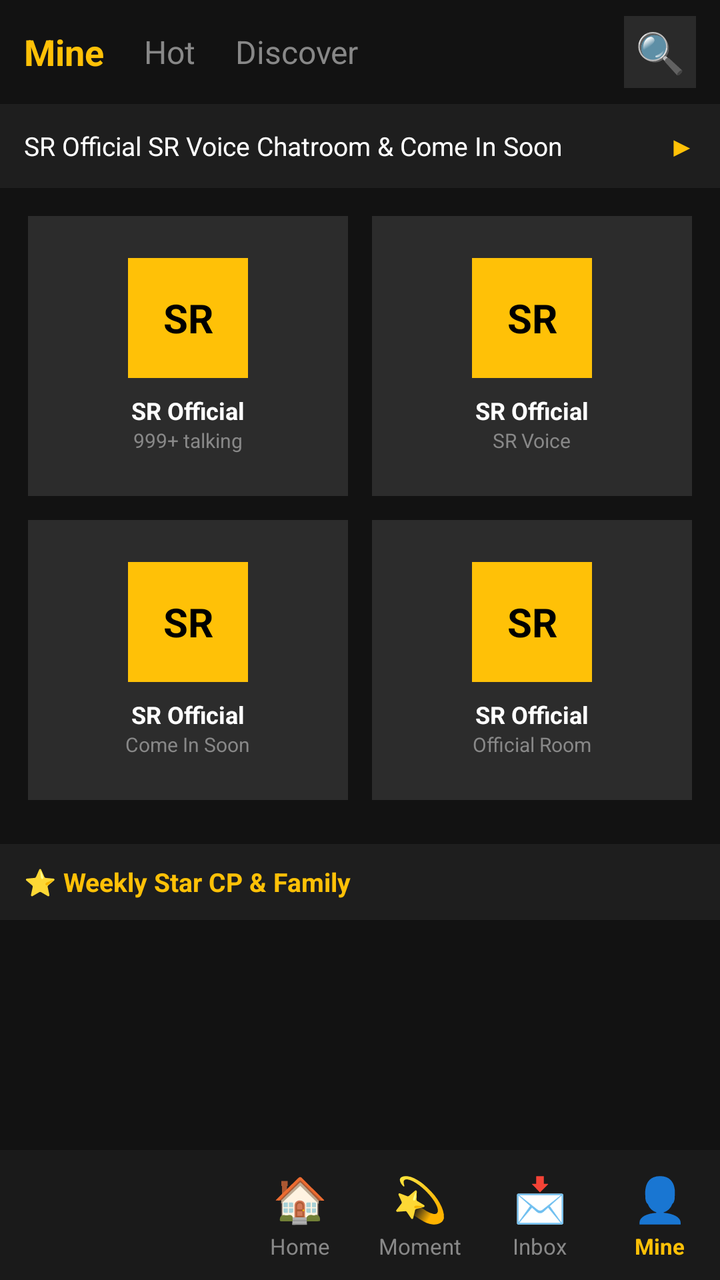
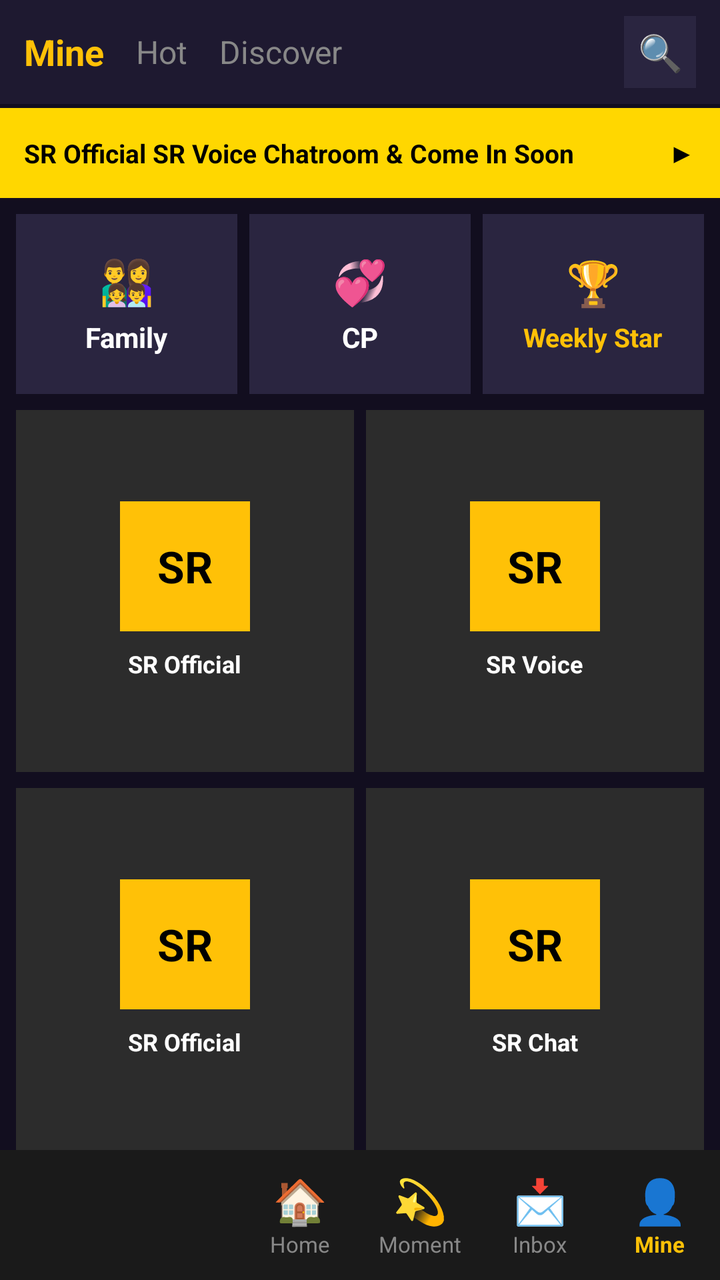

Before-and-after screenshots of an Android layout around one commit, followed by the original layout XML and the change that was made.
<!-- AndroidManifest.xml: application theme Theme.SRVoiceChat -->
<!-- res/layout/activity_home.xml -->
<?xml version="1.0" encoding="utf-8"?>
<RelativeLayout xmlns:android="http://schemas.android.com/apk/res/android"
    android:layout_width="match_parent"
    android:layout_height="match_parent"
    android:background="#121212">

    
    <LinearLayout
        android:id="@+id/topBar"
        android:layout_width="match_parent"
        android:layout_height="52dp"
        android:orientation="horizontal"
        android:background="#121212"
        android:gravity="center_vertical"
        android:paddingHorizontal="12dp">

        <TextView android:layout_width="wrap_content" android:layout_height="wrap_content" android:text="Mine" android:textColor="#FFC107" android:textStyle="bold" android:textSize="18sp" android:layout_marginEnd="20dp"/>
        <TextView android:layout_width="wrap_content" android:layout_height="wrap_content" android:text="Hot" android:textColor="#888888" android:textSize="16sp" android:layout_marginEnd="20dp"/>
        <TextView android:layout_width="wrap_content" android:layout_height="wrap_content" android:text="Discover" android:textColor="#888888" android:textSize="16sp"/>
        <View android:layout_width="0dp" android:layout_weight="1" android:layout_height="1dp"/>
        <TextView android:id="@+id/btnSearch" android:layout_width="36dp" android:layout_height="36dp" android:text="🔍" android:textSize="20sp" android:gravity="center" android:background="#2A2A2A" android:layout_marginStart="8dp"/>

    </LinearLayout>

    
    <LinearLayout
        android:id="@+id/bannerTop"
        android:layout_width="match_parent"
        android:layout_height="42dp"
        android:layout_below="@id/topBar"
        android:orientation="horizontal"
        android:background="#1E1E1E"
        android:gravity="center_vertical"
        android:paddingHorizontal="12dp">

        <TextView android:layout_width="0dp" android:layout_weight="1" android:layout_height="wrap_content" android:text="SR Official SR Voice Chatroom &amp; Come In Soon" android:textColor="#FFFFFF" android:textSize="13sp" android:singleLine="true" android:ellipsize="marquee"/>
        <TextView android:layout_width="wrap_content" android:layout_height="wrap_content" android:text="▶" android:textColor="#FFC107" android:textSize="14sp" android:layout_marginStart="8dp"/>

    </LinearLayout>

    
    <GridLayout
        android:id="@+id/gridRooms"
        android:layout_width="match_parent"
        android:layout_height="wrap_content"
        android:layout_below="@id/bannerTop"
        android:columnCount="2"
        android:rowCount="2"
        android:padding="8dp">

        
        <LinearLayout android:layout_width="0dp" android:layout_height="140dp" android:layout_columnWeight="1" android:layout_rowWeight="1" android:orientation="vertical" android:background="#2C2C2C" android:layout_margin="6dp" android:gravity="center" android:padding="8dp">
            <TextView android:layout_width="60dp" android:layout_height="60dp" android:text="SR" android:background="#FFC107" android:gravity="center" android:textStyle="bold" android:textSize="20sp" android:textColor="#000"/>
            <TextView android:layout_width="wrap_content" android:layout_height="wrap_content" android:text="SR Official" android:textColor="#FFFFFF" android:textSize="12sp" android:layout_marginTop="8dp" android:textStyle="bold"/>
            <TextView android:layout_width="wrap_content" android:layout_height="wrap_content" android:text="999+ talking" android:textColor="#888888" android:textSize="10sp"/>
        </LinearLayout>

        
        <LinearLayout android:layout_width="0dp" android:layout_height="140dp" android:layout_columnWeight="1" android:layout_rowWeight="1" android:orientation="vertical" android:background="#2C2C2C" android:layout_margin="6dp" android:gravity="center" android:padding="8dp">
            <TextView android:layout_width="60dp" android:layout_height="60dp" android:text="SR" android:background="#FFC107" android:gravity="center" android:textStyle="bold" android:textSize="20sp" android:textColor="#000"/>
            <TextView android:layout_width="wrap_content" android:layout_height="wrap_content" android:text="SR Official" android:textColor="#FFFFFF" android:textSize="12sp" android:layout_marginTop="8dp" android:textStyle="bold"/>
            <TextView android:layout_width="wrap_content" android:layout_height="wrap_content" android:text="SR Voice" android:textColor="#888888" android:textSize="10sp"/>
        </LinearLayout>

        
        <LinearLayout android:layout_width="0dp" android:layout_height="140dp" android:layout_columnWeight="1" android:layout_rowWeight="1" android:orientation="vertical" android:background="#2C2C2C" android:layout_margin="6dp" android:gravity="center" android:padding="8dp">
            <TextView android:layout_width="60dp" android:layout_height="60dp" android:text="SR" android:background="#FFC107" android:gravity="center" android:textStyle="bold" android:textSize="20sp" android:textColor="#000"/>
            <TextView android:layout_width="wrap_content" android:layout_height="wrap_content" android:text="SR Official" android:textColor="#FFFFFF" android:textSize="12sp" android:layout_marginTop="8dp" android:textStyle="bold"/>
            <TextView android:layout_width="wrap_content" android:layout_height="wrap_content" android:text="Come In Soon" android:textColor="#888888" android:textSize="10sp"/>
        </LinearLayout>

        
        <LinearLayout android:layout_width="0dp" android:layout_height="140dp" android:layout_columnWeight="1" android:layout_rowWeight="1" android:orientation="vertical" android:background="#2C2C2C" android:layout_margin="6dp" android:gravity="center" android:padding="8dp">
            <TextView android:layout_width="60dp" android:layout_height="60dp" android:text="SR" android:background="#FFC107" android:gravity="center" android:textStyle="bold" android:textSize="20sp" android:textColor="#000"/>
            <TextView android:layout_width="wrap_content" android:layout_height="wrap_content" android:text="SR Official" android:textColor="#FFFFFF" android:textSize="12sp" android:layout_marginTop="8dp" android:textStyle="bold"/>
            <TextView android:layout_width="wrap_content" android:layout_height="wrap_content" android:text="Official Room" android:textColor="#888888" android:textSize="10sp"/>
        </LinearLayout>

    </GridLayout>

    
    <LinearLayout
        android:id="@+id/bannerWeekly"
        android:layout_width="match_parent"
        android:layout_height="38dp"
        android:layout_below="@id/gridRooms"
        android:background="#1E1E1E"
        android:gravity="center_vertical"
        android:paddingHorizontal="12dp"
        android:layout_marginTop="8dp">
        <TextView android:layout_width="wrap_content" android:layout_height="wrap_content" android:text="⭐ Weekly Star CP &amp; Family" android:textColor="#FFC107" android:textSize="13sp" android:textStyle="bold"/>
    </LinearLayout>

    
    <LinearLayout
        android:id="@+id/bottomNav"
        android:layout_width="match_parent"
        android:layout_height="65dp"
        android:layout_alignParentBottom="true"
        android:orientation="horizontal"
        android:background="#1A1A1A"
        android:gravity="center_vertical">

        <View android:layout_width="0dp" android:layout_weight="1" android:layout_height="1dp"/>

        <LinearLayout android:layout_width="60dp" android:layout_height="match_parent" android:orientation="vertical" android:gravity="center">
            <TextView android:layout_width="wrap_content" android:layout_height="wrap_content" android:text="🏠" android:textSize="22sp"/>
            <TextView android:layout_width="wrap_content" android:layout_height="wrap_content" android:text="Home" android:textColor="#888888" android:textSize="11sp" android:layout_marginTop="2dp"/>
        </LinearLayout>

        <LinearLayout android:layout_width="60dp" android:layout_height="match_parent" android:orientation="vertical" android:gravity="center">
            <TextView android:layout_width="wrap_content" android:layout_height="wrap_content" android:text="💫" android:textSize="22sp"/>
            <TextView android:layout_width="wrap_content" android:layout_height="wrap_content" android:text="Moment" android:textColor="#888888" android:textSize="11sp" android:layout_marginTop="2dp"/>
        </LinearLayout>

        <LinearLayout android:layout_width="60dp" android:layout_height="match_parent" android:orientation="vertical" android:gravity="center">
            <TextView android:layout_width="wrap_content" android:layout_height="wrap_content" android:text="📩" android:textSize="22sp"/>
            <TextView android:layout_width="wrap_content" android:layout_height="wrap_content" android:text="Inbox" android:textColor="#888888" android:textSize="11sp" android:layout_marginTop="2dp"/>
        </LinearLayout>

        <LinearLayout android:layout_width="60dp" android:layout_height="match_parent" android:orientation="vertical" android:gravity="center">
            <TextView android:layout_width="wrap_content" android:layout_height="wrap_content" android:text="👤" android:textSize="22sp"/>
            <TextView android:layout_width="wrap_content" android:layout_height="wrap_content" android:text="Mine" android:textColor="#FFC107" android:textSize="11sp" android:textStyle="bold" android:layout_marginTop="2dp"/>
        </LinearLayout>

    </LinearLayout>

</RelativeLayout>
<!-- resources referenced by this layout -->
<resources>
  <style name="Theme.SRVoiceChat" parent="Theme.Material3.DayNight.NoActionBar">
          <item name="colorPrimary">#FF4081</item>
          <item name="android:statusBarColor">#FF4081</item>
          <item name="android:windowLightStatusBar">true</item>
      </style>
</resources>

<!-- the commit's change to res/layout/activity_home.xml (unified diff, before → after) -->
@@ -1,128 +1,71 @@
 <?xml version="1.0" encoding="utf-8"?>
-<RelativeLayout xmlns:android="http://schemas.android.com/apk/res/android"
+<LinearLayout xmlns:android="http://schemas.android.com/apk/res/android"
     android:layout_width="match_parent"
     android:layout_height="match_parent"
-    android:background="#121212">
+    android:orientation="vertical"
+    android:background="#120E1F">
 
     
-    <LinearLayout
-        android:id="@+id/topBar"
-        android:layout_width="match_parent"
-        android:layout_height="52dp"
-        android:orientation="horizontal"
-        android:background="#121212"
-        android:gravity="center_vertical"
-        android:paddingHorizontal="12dp">
-
-        <TextView android:layout_width="wrap_content" android:layout_height="wrap_content" android:text="Mine" android:textColor="#FFC107" android:textStyle="bold" android:textSize="18sp" android:layout_marginEnd="20dp"/>
-        <TextView android:layout_width="wrap_content" android:layout_height="wrap_content" android:text="Hot" android:textColor="#888888" android:textSize="16sp" android:layout_marginEnd="20dp"/>
+    <LinearLayout android:layout_width="match_parent" android:layout_height="52dp" android:orientation="horizontal" android:background="#1E1930" android:gravity="center_vertical" android:paddingLeft="12dp" android:paddingRight="12dp">
+        <TextView android:layout_width="wrap_content" android:layout_height="wrap_content" android:text="Mine" android:textColor="#FFC107" android:textStyle="bold" android:textSize="18sp" android:layout_marginRight="16dp"/>
+        <TextView android:layout_width="wrap_content" android:layout_height="wrap_content" android:text="Hot" android:textColor="#888888" android:textSize="16sp" android:layout_marginRight="16dp"/>
         <TextView android:layout_width="wrap_content" android:layout_height="wrap_content" android:text="Discover" android:textColor="#888888" android:textSize="16sp"/>
         <View android:layout_width="0dp" android:layout_weight="1" android:layout_height="1dp"/>
-        <TextView android:id="@+id/btnSearch" android:layout_width="36dp" android:layout_height="36dp" android:text="🔍" android:textSize="20sp" android:gravity="center" android:background="#2A2A2A" android:layout_marginStart="8dp"/>
-
+        <TextView android:id="@+id/btnSearch" android:layout_width="36dp" android:layout_height="36dp" android:text="🔍" android:gravity="center" android:background="#2A2540" android:textSize="18sp"/>
     </LinearLayout>
 
     
-    <LinearLayout
-        android:id="@+id/bannerTop"
-        android:layout_width="match_parent"
-        android:layout_height="42dp"
-        android:layout_below="@id/topBar"
-        android:orientation="horizontal"
-        android:background="#1E1E1E"
-        android:gravity="center_vertical"
-        android:paddingHorizontal="12dp">
-
-        <TextView android:layout_width="0dp" android:layout_weight="1" android:layout_height="wrap_content" android:text="SR Official SR Voice Chatroom &amp; Come In Soon" android:textColor="#FFFFFF" android:textSize="13sp" android:singleLine="true" android:ellipsize="marquee"/>
-        <TextView android:layout_width="wrap_content" android:layout_height="wrap_content" android:text="▶" android:textColor="#FFC107" android:textSize="14sp" android:layout_marginStart="8dp"/>
-
+    <LinearLayout android:layout_width="match_parent" android:layout_height="45dp" android:orientation="horizontal" android:background="#FFD700" android:gravity="center_vertical" android:paddingLeft="12dp" android:paddingRight="12dp" android:layout_marginTop="2dp">
+        <TextView android:layout_width="0dp" android:layout_weight="1" android:layout_height="wrap_content" android:text="SR Official SR Voice Chatroom &amp; Come In Soon" android:textColor="#000000" android:textStyle="bold" android:textSize="13sp"/>
+        <TextView android:layout_width="wrap_content" android:layout_height="wrap_content" android:text="▶" android:textColor="#000000"/>
     </LinearLayout>
 
     
-    <GridLayout
-        android:id="@+id/gridRooms"
-        android:layout_width="match_parent"
-        android:layout_height="wrap_content"
-        android:layout_below="@id/bannerTop"
-        android:columnCount="2"
-        android:rowCount="2"
-        android:padding="8dp">
-
-        
-        <LinearLayout android:layout_width="0dp" android:layout_height="140dp" android:layout_columnWeight="1" android:layout_rowWeight="1" android:orientation="vertical" android:background="#2C2C2C" android:layout_margin="6dp" android:gravity="center" android:padding="8dp">
-            <TextView android:layout_width="60dp" android:layout_height="60dp" android:text="SR" android:background="#FFC107" android:gravity="center" android:textStyle="bold" android:textSize="20sp" android:textColor="#000"/>
-            <TextView android:layout_width="wrap_content" android:layout_height="wrap_content" android:text="SR Official" android:textColor="#FFFFFF" android:textSize="12sp" android:layout_marginTop="8dp" android:textStyle="bold"/>
-            <TextView android:layout_width="wrap_content" android:layout_height="wrap_content" android:text="999+ talking" android:textColor="#888888" android:textSize="10sp"/>
+    <LinearLayout android:layout_width="match_parent" android:layout_height="90dp" android:orientation="horizontal" android:layout_marginTop="8dp" android:paddingLeft="8dp" android:paddingRight="8dp">
+        <LinearLayout android:layout_width="0dp" android:layout_weight="1" android:layout_height="match_parent" android:orientation="vertical" android:background="#2A2540" android:gravity="center" android:layout_marginRight="6dp">
+            <TextView android:layout_width="wrap_content" android:layout_height="wrap_content" android:text="👨‍👩‍👧‍👦" android:textSize="22sp"/>
+            <TextView android:layout_width="wrap_content" android:layout_height="wrap_content" android:text="Family" android:textColor="#FFFFFF" android:textStyle="bold" android:textSize="14sp" android:layout_marginTop="4dp"/>
         </LinearLayout>
-
-        
-        <LinearLayout android:layout_width="0dp" android:layout_height="140dp" android:layout_columnWeight="1" android:layout_rowWeight="1" android:orientation="vertical" android:background="#2C2C2C" android:layout_margin="6dp" android:gravity="center" android:padding="8dp">
-            <TextView android:layout_width="60dp" android:layout_height="60dp" android:text="SR" android:background="#FFC107" android:gravity="center" android:textStyle="bold" android:textSize="20sp" android:textColor="#000"/>
-            <TextView android:layout_width="wrap_content" android:layout_height="wrap_content" android:text="SR Official" android:textColor="#FFFFFF" android:textSize="12sp" android:layout_marginTop="8dp" android:textStyle="bold"/>
-            <TextView android:layout_width="wrap_content" android:layout_height="wrap_content" android:text="SR Voice" android:textColor="#888888" android:textSize="10sp"/>
+        <LinearLayout android:layout_width="0dp" android:layout_weight="1" android:layout_height="match_parent" android:orientation="vertical" android:background="#2A2540" android:gravity="center" android:layout_marginRight="6dp">
+            <TextView android:layout_width="wrap_content" android:layout_height="wrap_content" android:text="💞" android:textSize="22sp"/>
+            <TextView android:layout_width="wrap_content" android:layout_height="wrap_content" android:text="CP" android:textColor="#FFFFFF" android:textStyle="bold" android:textSize="14sp" android:layout_marginTop="4dp"/>
         </LinearLayout>
-
-        
-        <LinearLayout android:layout_width="0dp" android:layout_height="140dp" android:layout_columnWeight="1" android:layout_rowWeight="1" android:orientation="vertical" android:background="#2C2C2C" android:layout_margin="6dp" android:gravity="center" android:padding="8dp">
-            <TextView android:layout_width="60dp" android:layout_height="60dp" android:text="SR" android:background="#FFC107" android:gravity="center" android:textStyle="bold" android:textSize="20sp" android:textColor="#000"/>
-            <TextView android:layout_width="wrap_content" android:layout_height="wrap_content" android:text="SR Official" android:textColor="#FFFFFF" android:textSize="12sp" android:layout_marginTop="8dp" android:textStyle="bold"/>
-            <TextView android:layout_width="wrap_content" android:layout_height="wrap_content" android:text="Come In Soon" android:textColor="#888888" android:textSize="10sp"/>
+        <LinearLayout android:layout_width="0dp" android:layout_weight="1" android:layout_height="match_parent" android:orientation="vertical" android:background="#2A2540" android:gravity="center">
+            <TextView android:layout_width="wrap_content" android:layout_height="wrap_content" android:text="🏆" android:textSize="22sp"/>
+            <TextView android:layout_width="wrap_content" android:layout_height="wrap_content" android:text="Weekly Star" android:textColor="#FFC107" android:textStyle="bold" android:textSize="13sp" android:layout_marginTop="4dp"/>
         </LinearLayout>
-
-        
-        <LinearLayout android:layout_width="0dp" android:layout_height="140dp" android:layout_columnWeight="1" android:layout_rowWeight="1" android:orientation="vertical" android:background="#2C2C2C" android:layout_margin="6dp" android:gravity="center" android:padding="8dp">
-            <TextView android:layout_width="60dp" android:layout_height="60dp" android:text="SR" android:background="#FFC107" android:gravity="center" android:textStyle="bold" android:textSize="20sp" android:textColor="#000"/>
-            <TextView android:layout_width="wrap_content" android:layout_height="wrap_content" android:text="SR Official" android:textColor="#FFFFFF" android:textSize="12sp" android:layout_marginTop="8dp" android:textStyle="bold"/>
-            <TextView android:layout_width="wrap_content" android:layout_height="wrap_content" android:text="Official Room" android:textColor="#888888" android:textSize="10sp"/>
-        </LinearLayout>
-
-    </GridLayout>
-
-    
-    <LinearLayout
-        android:id="@+id/bannerWeekly"
-        android:layout_width="match_parent"
-        android:layout_height="38dp"
-        android:layout_below="@id/gridRooms"
-        android:background="#1E1E1E"
-        android:gravity="center_vertical"
-        android:paddingHorizontal="12dp"
-        android:layout_marginTop="8dp">
-        <TextView android:layout_width="wrap_content" android:layout_height="wrap_content" android:text="⭐ Weekly Star CP &amp; Family" android:textColor="#FFC107" android:textSize="13sp" android:textStyle="bold"/>
     </LinearLayout>
 
     
-    <LinearLayout
-        android:id="@+id/bottomNav"
-        android:layout_width="match_parent"
-        android:layout_height="65dp"
-        android:layout_alignParentBottom="true"
-        android:orientation="horizontal"
-        android:background="#1A1A1A"
-        android:gravity="center_vertical">
-
-        <View android:layout_width="0dp" android:layout_weight="1" android:layout_height="1dp"/>
-
-        <LinearLayout android:layout_width="60dp" android:layout_height="match_parent" android:orientation="vertical" android:gravity="center">
-            <TextView android:layout_width="wrap_content" android:layout_height="wrap_content" android:text="🏠" android:textSize="22sp"/>
-            <TextView android:layout_width="wrap_content" android:layout_height="wrap_content" android:text="Home" android:textColor="#888888" android:textSize="11sp" android:layout_marginTop="2dp"/>
+    <LinearLayout android:layout_width="match_parent" android:layout_height="0dp" android:layout_weight="1" android:orientation="vertical" android:paddingLeft="8dp" android:paddingRight="8dp" android:layout_marginTop="8dp">
+        <LinearLayout android:layout_width="match_parent" android:layout_height="0dp" android:layout_weight="1" android:orientation="horizontal" android:layout_marginBottom="8dp">
+            <LinearLayout android:id="@+id/room1" android:layout_width="0dp" android:layout_weight="1" android:layout_height="match_parent" android:orientation="vertical" android:background="#2C2C2C" android:gravity="center" android:layout_marginRight="6dp" android:paddingTop="10dp" android:paddingBottom="10dp">
+                <TextView android:layout_width="65dp" android:layout_height="65dp" android:text="SR" android:background="#FFC107" android:gravity="center" android:textStyle="bold" android:textSize="22sp" android:textColor="#000000"/>
+                <TextView android:layout_width="wrap_content" android:layout_height="wrap_content" android:text="SR Official" android:textColor="#FFFFFF" android:textStyle="bold" android:textSize="12sp" android:layout_marginTop="8dp"/>
+            </LinearLayout>
+            <LinearLayout android:id="@+id/room2" android:layout_width="0dp" android:layout_weight="1" android:layout_height="match_parent" android:orientation="vertical" android:background="#2C2C2C" android:gravity="center" android:paddingTop="10dp" android:paddingBottom="10dp">
+                <TextView android:layout_width="65dp" android:layout_height="65dp" android:text="SR" android:background="#FFC107" android:gravity="center" android:textStyle="bold" android:textSize="22sp" android:textColor="#000000"/>
+                <TextView android:layout_width="wrap_content" android:layout_height="wrap_content" android:text="SR Voice" android:textColor="#FFFFFF" android:textStyle="bold" android:textSize="12sp" android:layout_marginTop="8dp"/>
+            </LinearLayout>
         </LinearLayout>
-
-        <LinearLayout android:layout_width="60dp" android:layout_height="match_parent" android:orientation="vertical" android:gravity="center">
-            <TextView android:layout_width="wrap_content" android:layout_height="wrap_content" android:text="💫" android:textSize="22sp"/>
-            <TextView android:layout_width="wrap_content" android:layout_height="wrap_content" android:text="Moment" android:textColor="#888888" android:textSize="11sp" android:layout_marginTop="2dp"/>
+        <LinearLayout android:layout_width="match_parent" android:layout_height="0dp" android:layout_weight="1" android:orientation="horizontal">
+            <LinearLayout android:id="@+id/room3" android:layout_width="0dp" android:layout_weight="1" android:layout_height="match_parent" android:orientation="vertical" android:background="#2C2C2C" android:gravity="center" android:layout_marginRight="6dp" android:paddingTop="10dp" android:paddingBottom="10dp">
+                <TextView android:layout_width="65dp" android:layout_height="65dp" android:text="SR" android:background="#FFC107" android:gravity="center" android:textStyle="bold" android:textSize="22sp" android:textColor="#000000"/>
+                <TextView android:layout_width="wrap_content" android:layout_height="wrap_content" android:text="SR Official" android:textColor="#FFFFFF" android:textStyle="bold" android:textSize="12sp" android:layout_marginTop="8dp"/>
+            </LinearLayout>
+            <LinearLayout android:id="@+id/room4" android:layout_width="0dp" android:layout_weight="1" android:layout_height="match_parent" android:orientation="vertical" android:background="#2C2C2C" android:gravity="center" android:paddingTop="10dp" android:paddingBottom="10dp">
+                <TextView android:layout_width="65dp" android:layout_height="65dp" android:text="SR" android:background="#FFC107" android:gravity="center" android:textStyle="bold" android:textSize="22sp" android:textColor="#000000"/>
+                <TextView android:layout_width="wrap_content" android:layout_height="wrap_content" android:text="SR Chat" android:textColor="#FFFFFF" android:textStyle="bold" android:textSize="12sp" android:layout_marginTop="8dp"/>
+            </LinearLayout>
         </LinearLayout>
-
-        <LinearLayout android:layout_width="60dp" android:layout_height="match_parent" android:orientation="vertical" android:gravity="center">
-            <TextView android:layout_width="wrap_content" android:layout_height="wrap_content" android:text="📩" android:textSize="22sp"/>
-            <TextView android:layout_width="wrap_content" android:layout_height="wrap_content" android:text="Inbox" android:textColor="#888888" android:textSize="11sp" android:layout_marginTop="2dp"/>
-        </LinearLayout>
-
-        <LinearLayout android:layout_width="60dp" android:layout_height="match_parent" android:orientation="vertical" android:gravity="center">
-            <TextView android:layout_width="wrap_content" android:layout_height="wrap_content" android:text="👤" android:textSize="22sp"/>
-            <TextView android:layout_width="wrap_content" android:layout_height="wrap_content" android:text="Mine" android:textColor="#FFC107" android:textSize="11sp" android:textStyle="bold" android:layout_marginTop="2dp"/>
-        </LinearLayout>
-
     </LinearLayout>
 
-</RelativeLayout>
+    
+    <LinearLayout android:layout_width="match_parent" android:layout_height="65dp" android:orientation="horizontal" android:background="#1A1A1A" android:gravity="center_vertical">
+        <View android:layout_width="0dp" android:layout_weight="1" android:layout_height="1dp"/>
+        <LinearLayout android:layout_width="60dp" android:layout_height="match_parent" android:orientation="vertical" android:gravity="center"><TextView android:layout_width="wrap_content" android:layout_height="wrap_content" android:text="🏠" android:textSize="22sp"/><TextView android:layout_width="wrap_content" android:layout_height="wrap_content" android:text="Home" android:textColor="#888888" android:textSize="11sp"/></LinearLayout>
+        <LinearLayout android:layout_width="60dp" android:layout_height="match_parent" android:orientation="vertical" android:gravity="center"><TextView android:layout_width="wrap_content" android:layout_height="wrap_content" android:text="💫" android:textSize="22sp"/><TextView android:layout_width="wrap_content" android:layout_height="wrap_content" android:text="Moment" android:textColor="#888888" android:textSize="11sp"/></LinearLayout>
+        <LinearLayout android:layout_width="60dp" android:layout_height="match_parent" android:orientation="vertical" android:gravity="center"><TextView android:layout_width="wrap_content" android:layout_height="wrap_content" android:text="📩" android:textSize="22sp"/><TextView android:layout_width="wrap_content" android:layout_height="wrap_content" android:text="Inbox" android:textColor="#888888" android:textSize="11sp"/></LinearLayout>
+        <LinearLayout android:layout_width="60dp" android:layout_height="match_parent" android:orientation="vertical" android:gravity="center"><TextView android:layout_width="wrap_content" android:layout_height="wrap_content" android:text="👤" android:textSize="22sp"/><TextView android:layout_width="wrap_content" android:layout_height="wrap_content" android:text="Mine" android:textColor="#FFC107" android:textStyle="bold" android:textSize="11sp"/></LinearLayout>
+    </LinearLayout>
+</LinearLayout>
